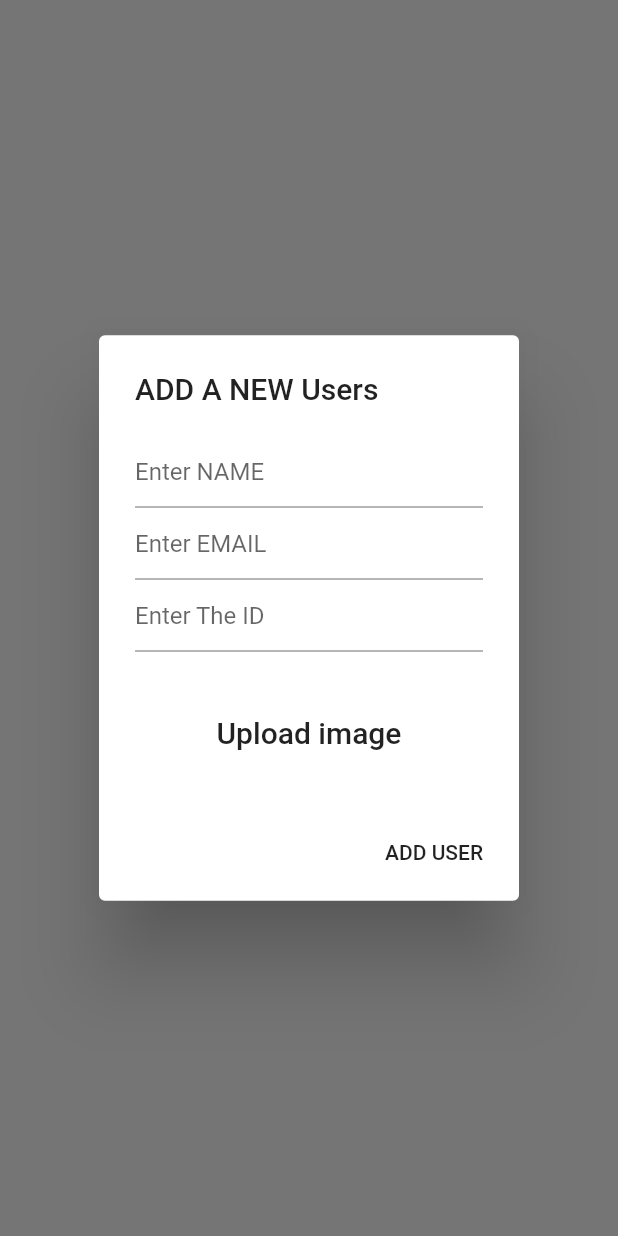
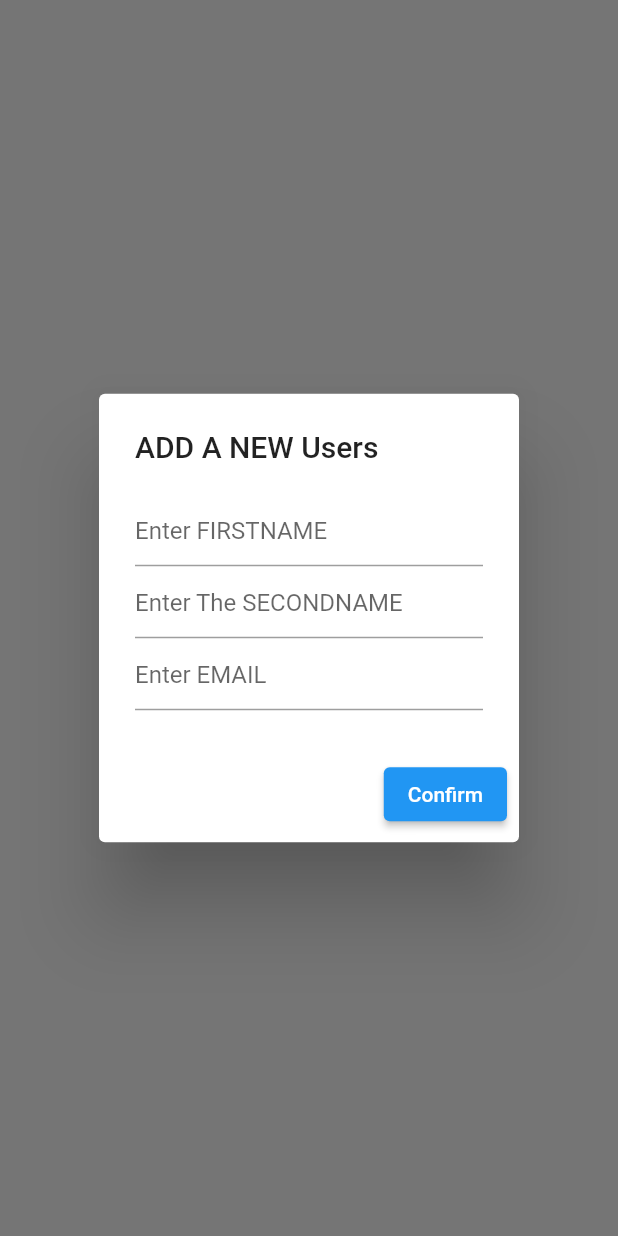
Before and after one commit to Abdallah7x/Udrive-car-rental-app, a Flutter app: what showAlertDialog() shows on an empty page, opened directly, on a phone screen of 412 x 824 dp. Run offline on Flutter 3.47's test engine with Material 2 defaults, Android fonts, the phone set to English and light mode, and no system bars; our stand-ins replace cloud_firestore, firebase_auth, firebase_core, flutter_slidable, fluttertoast, google_maps_flutter and 2 more; missing offline and left inert: dart:html; accounts and stored records are empty; network calls fail; statements that could not run were skipped.

Commit message:
Update admin_users.dart

```diff
--- a/lib/pages/admin_users.dart
+++ b/lib/pages/admin_users.dart
@@ -1,3 +1,4 @@
+import 'package:cloud_firestore/cloud_firestore.dart';
 import 'package:drive/pages/admin_ads.dart';
 import 'package:drive/pages/admin_cars.dart';
 import 'package:drive/pages/admin_dashboard.dart';
@@ -29,12 +30,20 @@ class addProfile extends StatelessWidget {
 class Admin_User extends StatelessWidget {
   @override
   Widget build(BuildContext context) {
+    UsersProviders userProvider =
+        Provider.of<UsersProviders>(context, listen: true);
+    Future.delayed(Duration(seconds: 0), () async {
+      userProvider.getusersCollectionFromFirebase().then((value) {});
+    });
+    List<Users> users = userProvider.getUsers;
     return Scaffold(
-      backgroundColor: Colors.black87,
+      backgroundColor: Colors.white,
       appBar: AppBar(
-        titleSpacing: 0.0,
+        elevation: 0.1,
+        backgroundColor: Colors.cyan.shade200,
+        title: Text('Users'),
+        actions: <Widget>[],
       ),
-
 
       drawer: Drawer(
         child: ListView(
@@ -112,15 +121,7 @@ class Admin_User extends StatelessWidget {
                   // ...
                 },
               ),*/
-            ListTile(
-              title: const Text('ADs'),
-              onTap: () {
-                Navigator.push(
-                  context,
-                  MaterialPageRoute(builder: (context) => addAds()),
-                );
-              },
-            ),
+
             ListTile(
               title: const Text('Cars'),
               onTap: () {
@@ -128,13 +129,6 @@ class Admin_User extends StatelessWidget {
                   context,
                   MaterialPageRoute(builder: (context) => addCar()),
                 );
-              },
-            ),
-            ListTile(
-              title: const Text('Profile settings'),
-              onTap: () {
-                // Update the state of the app.
-                // ...
               },
             ),
           ],
@@ -149,7 +143,12 @@ class Admin_User extends StatelessWidget {
                 ? ListView.builder(
                     itemCount: data.getUsers.length,
                     itemBuilder: (context, index) {
-                      return CardList(data.getUsers[index], index);
+                      return GestureDetector(
+                          onTap: () {
+                            showAlertDialog(context,
+                                index: index, user: data.getUsers[index]);
+                          },
+                          child: CardList(data.getUsers[index], index));
                     },
                   )
                 : GestureDetector(
@@ -170,10 +169,10 @@ class Admin_User extends StatelessWidget {
         onPressed: () {
           showAlertDialog(context);
         },
-        backgroundColor: Colors.white,
+        backgroundColor: Colors.black,
         child: Icon(
           Icons.add,
-          color: Colors.black,
+          color: Colors.white,
         ),
       ),
     );
@@ -204,7 +203,7 @@ class CardList extends StatelessWidget {
                 )),
             child: ListTile(
               leading: Icon(Icons.supervisor_account),
-              title: Text(users.name),
+              title: Text(users.firstname),
               subtitle: Text(users.email),
               trailing: Icon(
                 Icons.arrow_forward_ios,
@@ -220,7 +219,8 @@ class CardList extends StatelessWidget {
                 label: 'Delete',
                 backgroundColor: Colors.red,
                 icon: Icons.delete,
-                onPressed: (context) {
+                onPressed: (context) async {
+                  List<Users> _users = <Users>[];
                   Provider.of<UsersProviders>(context, listen: false)
                       .removeUsers(index);
                 },
@@ -231,18 +231,30 @@ class CardList extends StatelessWidget {
   }
 }
 
-showAlertDialog(BuildContext context) {
-  TextEditingController _name = TextEditingController();
-  TextEditingController _id = TextEditingController();
+showAlertDialog(BuildContext context, {int index = null, Users user = null}) {
+  TextEditingController _firstname = TextEditingController();
+//  TextEditingController _id = TextEditingController();
   TextEditingController _email = TextEditingController();
-  TextEditingController _img = TextEditingController();
+  TextEditingController _secondname = TextEditingController();
   // Create button
-  Widget okButton = FlatButton(
-    child: Text("ADD USER"),
+
+  _firstname.text = (user?.firstname) ?? "";
+  _email.text = (user?.email) ?? "";
+  _secondname.text = (user?.secondname) ?? "";
+
+  // Create button
+  Widget okButton = ElevatedButton(
+    child: Text("Confirm"),
     onPressed: () {
-      Provider.of<UsersProviders>(context, listen: false)
-          .addUsers(_name.text, _id.text, _email.text, _img.text);
-      // Navigator.of(context).pop();
+      Navigator.of(context, rootNavigator: true).pop();
+
+      if (user != null) {
+        Provider.of<UsersProviders>(context, listen: false).editUsers(
+            index, user.id, _firstname.text, _email.text, _secondname.text);
+      } else {
+        Provider.of<UsersProviders>(context, listen: false)
+            .addUsers(_firstname.text, _email.text, _secondname.text);
+      }
     },
   );
 
@@ -253,24 +265,16 @@ showAlertDialog(BuildContext context) {
       mainAxisSize: MainAxisSize.min,
       children: [
         TextField(
-          controller: _name,
-          decoration: InputDecoration(hintText: "Enter NAME"),
+          controller: _firstname,
+          decoration: InputDecoration(hintText: "Enter FIRSTNAME"),
+        ),
+        TextField(
+          controller: _secondname,
+          decoration: InputDecoration(hintText: "Enter The SECONDNAME"),
         ),
         TextField(
           controller: _email,
           decoration: InputDecoration(hintText: "Enter EMAIL"),
-        ),
-        TextField(
-          controller: _id,
-          decoration: InputDecoration(hintText: "Enter The ID"),
-        ),
-        SizedBox(height: 30),
-        FlatButton(
-          child: Text(
-            'Upload image',
-            style: TextStyle(fontSize: 20.0),
-          ),
-          onPressed: () {},
         ),
       ],
     ),
```
